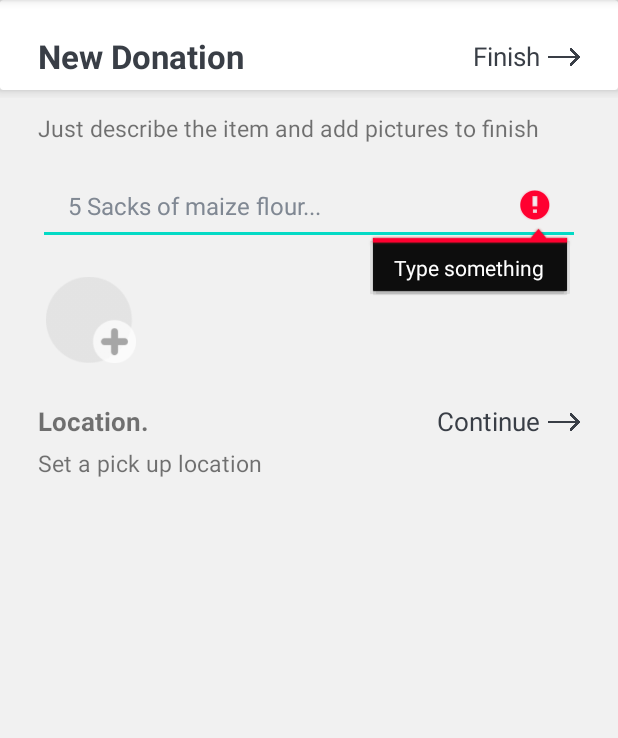
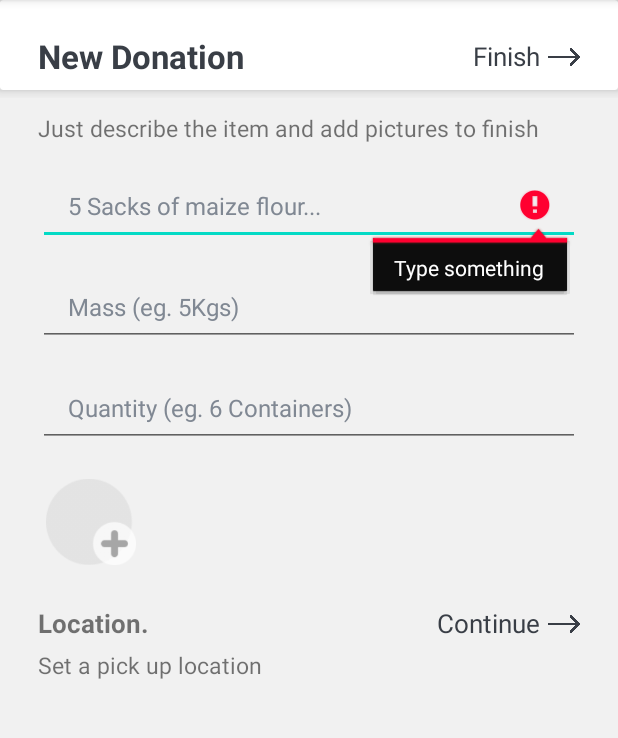
Before and after one commit to bryonyoni/DonorHub, an Android app: the fragment NewDonation shown on its own in the app's theme, after a tap on "Finish", on a phone screen of 412 x 824 dp, the part 84-822 px from its top. Run offline under Robolectric (Android 15) with nearby library versions, the phone set to English and light mode, and no system bars; our stand-ins replace Firebase (no records; nobody signed in at launch, a user with empty details on screens opened directly).

```diff
--- a/app/src/main/java/com/bry/donorhub/Fragments/Homepage/NewDonation.kt
+++ b/app/src/main/java/com/bry/donorhub/Fragments/Homepage/NewDonation.kt
@@ -67,6 +67,10 @@ class NewDonation : Fragment() {
         val set_location_layout: RelativeLayout = va.findViewById(R.id.set_location_layout)
         val location_text: TextView = va.findViewById(R.id.location_text)
 
+        val mass_editText: EditText = va.findViewById(R.id.mass_editText)
+        val quantity_editText: EditText = va.findViewById(R.id.quantity_editText)
+
+
         onImagePicked = {
             val baos = ByteArrayOutputStream()
             it.compress(Bitmap.CompressFormat.JPEG, 100, baos)
@@ -86,17 +90,23 @@ class NewDonation : Fragment() {
 
         finish_layout.setOnClickListener {
             val t = descriptionEditText.text.toString().trim()
+            val mass = mass_editText.text.toString().trim()
+            val quantity = quantity_editText.text.toString().trim()
             if(t.equals("")){
                 descriptionEditText.error = "Type something"
             }else if(picked_images.isEmpty()){
                 Toast.makeText(context, "add some images first!",Toast.LENGTH_SHORT).show()
             }else if(location.latitude==0.0 && location.longitude==0.0){
                 Toast.makeText(context, "add a location first",Toast.LENGTH_SHORT).show()
+            }else if(mass.equals("")){
+                mass_editText.setError("Type something")
+            }else if(quantity.equals("")){
+                quantity_editText.setError("Type something")
             }
 
             else{
                 Toast.makeText(context, "upload donation", Toast.LENGTH_SHORT).show()
-                listener.whenNewDonationFinished(t,picked_images,organisation,location)
+                listener.whenNewDonationFinished(t,picked_images,organisation,location,quantity, mass)
             }
         }
 
@@ -155,7 +165,7 @@ class NewDonation : Fragment() {
 
     interface NewDonationInterface{
         fun whenNewDonationPickImage()
-        fun whenNewDonationFinished(text: String, images: ArrayList<ByteArray>, organisation: Organisation, location: LatLng)
+        fun whenNewDonationFinished(text: String, images: ArrayList<ByteArray>, organisation: Organisation, location: LatLng, quantity: String, mass: String)
         fun whenNewDonationPickLocation()
     }
 }
--- a/app/src/main/java/com/bry/donorhub/Model/Donation.kt
+++ b/app/src/main/java/com/bry/donorhub/Model/Donation.kt
@@ -9,7 +9,9 @@ class Donation(var description: String, var creation_time: Long, var donation_id
     var location: LatLng = LatLng(0.0,0.0)
     var collectors: Collectors? = null
     var pick_up_time: Long = 0
-
+    var mass = ""
+    var quantity = ""
+    var batch_id = ""
     var images: ArrayList<donation_image> = ArrayList()
     var activies: ArrayList<activity> = ArrayList()
 
--- a/app/src/main/java/com/bry/donorhub/Model/Organisation.kt
+++ b/app/src/main/java/com/bry/donorhub/Model/Organisation.kt
@@ -1,6 +1,9 @@
 package com.bry.donorhub.Model
 
 class Organisation(var name: String, var creation_date: Long, var location_name: String, var org_id: String) {
+    var twitter = ""
+    var instagram = ""
+    var facebook = ""
 
     class organisation_list(var organisation_list: ArrayList<Organisation>)
 }
--- a/app/src/main/res/layout/fragment_new_donation.xml
+++ b/app/src/main/res/layout/fragment_new_donation.xml
@@ -105,6 +105,34 @@
                 android:inputType="textEmailAddress"
                 android:hint="5 Sacks of maize flour..." />
 
+            <EditText
+                android:id="@+id/mass_editText"
+                android:layout_marginTop="20dp"
+                android:layout_width="match_parent"
+                android:layout_height="wrap_content"
+                android:textSize="16sp"
+                android:paddingLeft="20dp"
+                android:paddingRight="20dp"
+                android:textColorHint="@color/hint_color"
+                android:paddingBottom="15dp"
+                android:ems="10"
+                android:inputType="text"
+                android:hint="Mass (eg. 5Kgs)" />
+
+            <EditText
+                android:id="@+id/quantity_editText"
+                android:layout_marginTop="20dp"
+                android:layout_width="match_parent"
+                android:layout_height="wrap_content"
+                android:textSize="16sp"
+                android:paddingLeft="20dp"
+                android:paddingRight="20dp"
+                android:textColorHint="@color/hint_color"
+                android:paddingBottom="15dp"
+                android:ems="10"
+                android:inputType="text"
+                android:hint="Quantity (eg. 6 Containers)" />
+
             <LinearLayout
                 android:layout_width="match_parent"
                 android:layout_marginTop="20dp"
```
Also changed, not shown: app/src/main/java/com/bry/donorhub/Activities/MainActivity.kt (+7 -1 lines), app/src/main/java/com/bry/donorhub/Fragments/Homepage/EditDonation.kt (+13 -0 lines), app/src/main/java/com/bry/donorhub/Fragments/Homepage/ViewDonation.kt (+7 -1 lines), app/src/main/java/com/bry/donorhub/Fragments/Homepage/ViewDonationLocation.kt (+74 -3 lines), app/src/main/java/com/bry/donorhub/Fragments/Homepage/ViewOrganisation.kt (+12 -3 lines), app/src/main/res/layout/fragment_edit_donation.xml (+28 -0 lines), app/src/main/res/layout/fragment_view_donation.xml (+26 -17 lines).
